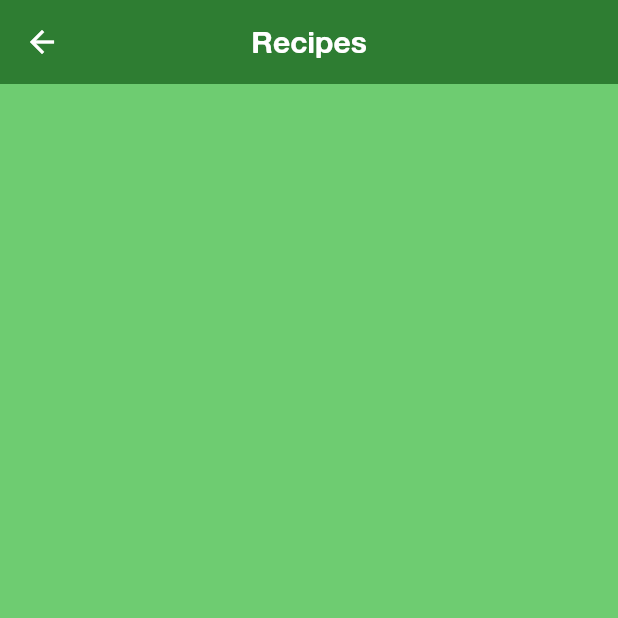
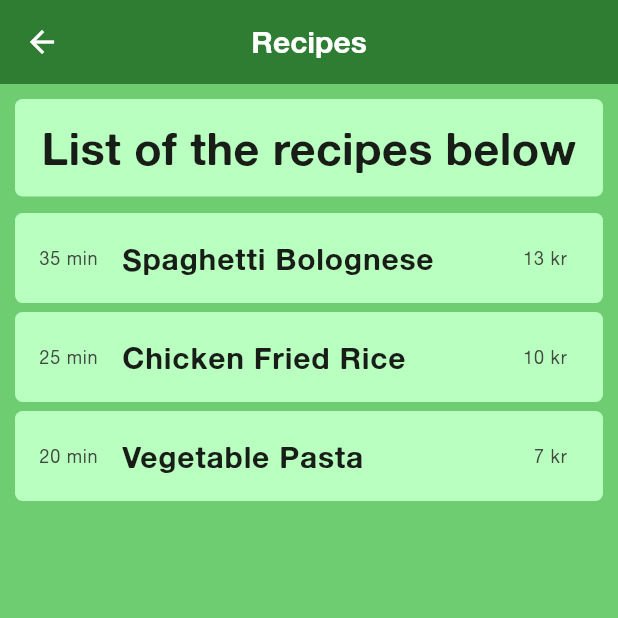
Before and after one commit to sixmarton070122-art/planeat-mobile-app, a Flutter app: the screen it shows after launch, after a tap on "Continue", on a phone screen of 412 x 824 dp, the top half of it. Run offline on Flutter 3.47's test engine with Material 3 defaults, Android fonts, the phone set to English and light mode, and no system bars; drawn by our look-alikes of auto_size_text; accounts and stored records are empty.

Commit message:
Basic list of recipes with some info

```diff
--- a/lib/screens/home_page.dart
+++ b/lib/screens/home_page.dart
@@ -46,7 +46,6 @@ class _HomePageState extends State<HomePage> {
         ),
         body: SafeArea(
           child: SingleChildScrollView(
-            child: Padding(
             padding: const EdgeInsets.all(10),
             child: Column(
               spacing: 5,
@@ -65,7 +64,7 @@ class _HomePageState extends State<HomePage> {
                         child: AutoSizeText(
                           "What would you like to eat today Sir?",
                           style: const TextStyle(
-                              fontSize: 40,
+                            fontSize: 30,
                             fontWeight: FontWeight.bold,
                           ),
                           textAlign: TextAlign.center,
@@ -350,7 +349,6 @@ class _HomePageState extends State<HomePage> {
           ),
         ),
       ),
-      ),
     );
   }
 }
--- a/lib/screens/results_page.dart
+++ b/lib/screens/results_page.dart
@@ -1,6 +1,7 @@
 import 'package:flutter/material.dart';
 import 'package:planeat_mobile_app/models/recipe.dart';
 import 'package:planeat_mobile_app/testing/mock_recipes.dart';
+import 'package:auto_size_text/auto_size_text.dart';
 
 class ResultsPage extends StatefulWidget {
   const ResultsPage({super.key});
@@ -10,16 +11,15 @@ class ResultsPage extends StatefulWidget {
 }
 
 class _ResultsPageState extends State<ResultsPage> {
-
   final List<Recipe> recipesList = mockRecipes;
 
   @override
   Widget build(BuildContext context) {
     return Scaffold(
+      //APPBAR
       appBar: AppBar(
         backgroundColor: Theme.of(context).colorScheme.inversePrimary,
-          title: FittedBox(
-            child: Text(
+        title: AutoSizeText(
           "Recipes",
           style: const TextStyle(
             fontFamily: 'AlteHaasGrotesk',
@@ -28,6 +28,79 @@ class _ResultsPageState extends State<ResultsPage> {
           ),
         ),
       ),
+
+      //BODY
+      body: SingleChildScrollView(
+        padding: const EdgeInsets.all(10),
+        child: Column(
+          spacing: 5,
+          children: [
+            //TEXT
+            SizedBox(
+              height: 65,
+              child: Container(
+                decoration: BoxDecoration(
+                  borderRadius: BorderRadius.circular(5),
+                  color: Theme.of(context).colorScheme.surface,
+                ),
+                child: Center(
+                  child: Padding(
+                    padding: const EdgeInsets.all(8.0),
+                    child: AutoSizeText(
+                      "List of the recipes below",
+                      style: const TextStyle(
+                        fontSize: 30,
+                        fontWeight: FontWeight.bold,
+                      ),
+                      textAlign: TextAlign.center,
+                    ),
+                  ),
+                ),
+              ),
+            ),
+
+            //RECIPE LIST
+            ListView.builder(
+              shrinkWrap: true,
+              physics: const NeverScrollableScrollPhysics(),
+              itemCount: recipesList.length,
+              itemBuilder: (context, index) {
+                final recipe = recipesList[index];
+
+                return Padding(
+                  padding: const EdgeInsetsGeometry.directional(top: 6),
+                  child: SizedBox(
+                    height: 60,
+                    width: double.infinity,
+                    child: Container(
+                      decoration: BoxDecoration(
+                        borderRadius: BorderRadius.circular(5),
+                        color: Theme.of(context).colorScheme.surface,
+                      ),
+                      child: Center(
+                        child: ListTile(
+                          leading: AutoSizeText(
+                            '${recipe.timeToCook.toInt()} min',
+                          ),
+                          title: AutoSizeText(
+                            recipe.name,
+                            style: const TextStyle(
+                              fontSize: 20,
+                              fontWeight: FontWeight.bold,
+                            ),
+                          ),
+                          trailing: AutoSizeText(
+                            '${recipe.totalCost.round()} kr',
+                          ),
+                        ),
+                      ),
+                    ),
+                  ),
+                );
+              },
+            ),
+          ],
+        ),
       ),
     );
   }
```
Lines whose indentation alone changed are shown as unchanged.
